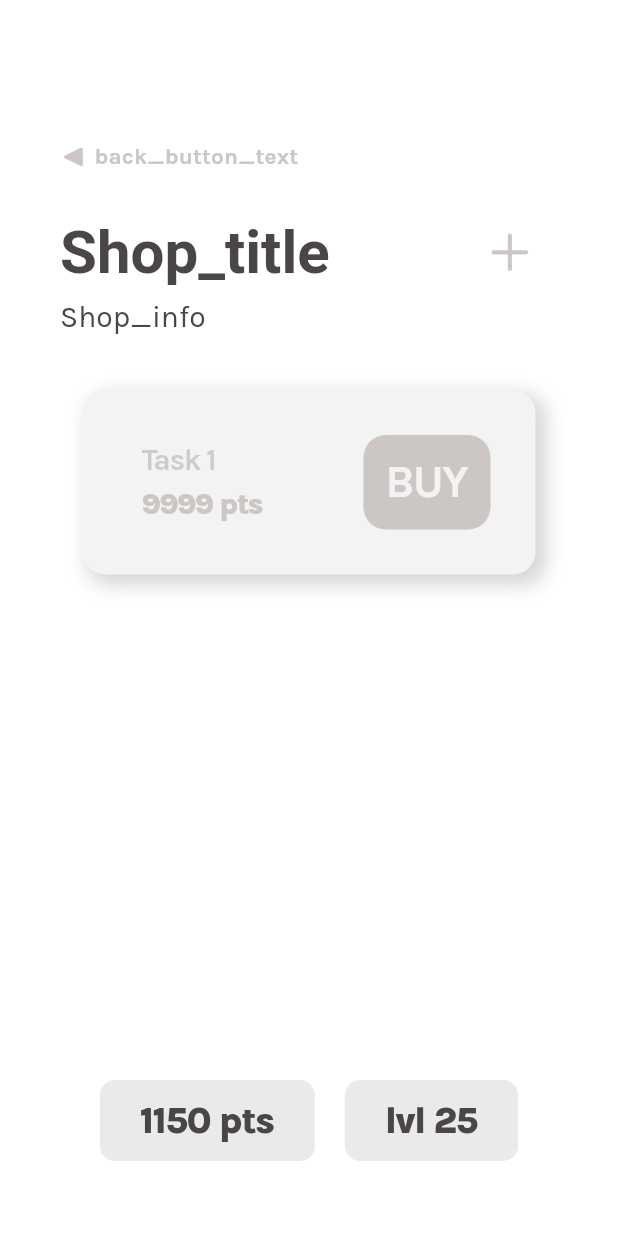
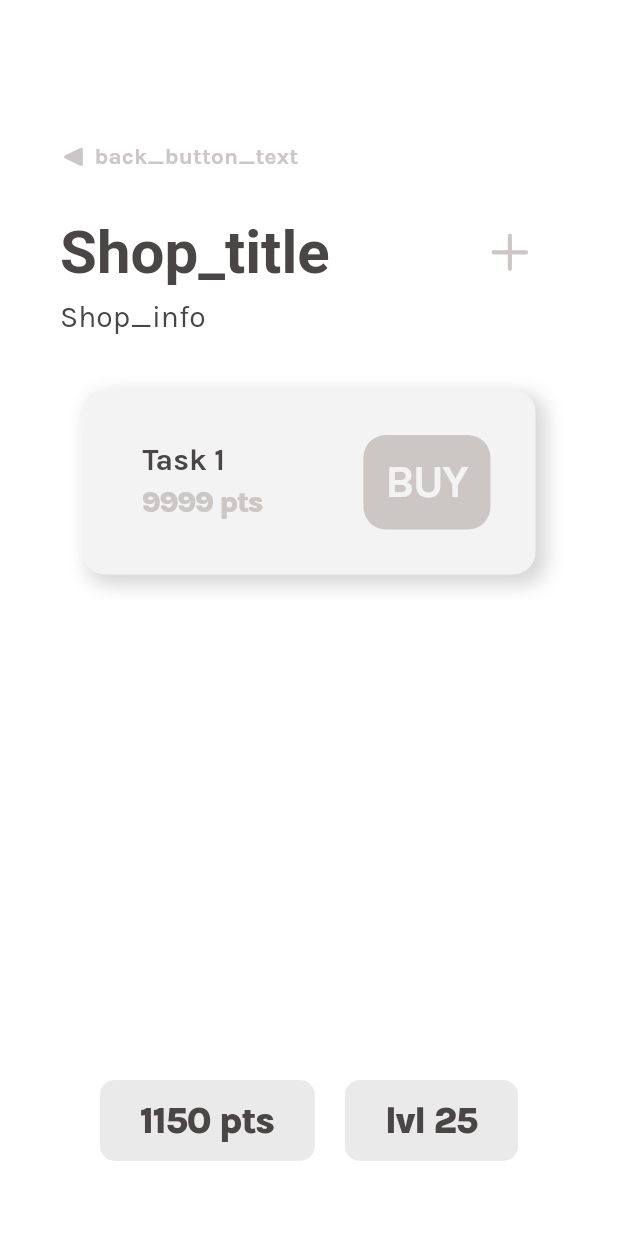
Before and after one commit to iloveproggen/relatee-frontend, a Flutter app: the ShopView screen opened directly with empty values, on a phone screen of 412 x 824 dp. Run offline on Flutter 3.47's test engine with Material 3 defaults, Android fonts, the phone set to English and light mode, and no system bars; our stand-ins replace flutter_svg, get; missing offline and left inert: postgres; Roboto replaces fonts that are missing (Sedan).

Commit message:
implemented dark mode in shop

```diff
--- a/frontend_v1/lib/shop.dart
+++ b/frontend_v1/lib/shop.dart
@@ -219,12 +219,7 @@ class ItemCard extends StatelessWidget {
                   constraints: const BoxConstraints(maxWidth: 150),
                   child: Text(
                     taskName,
-                    style: TextStyle(
-                      color: Theme.of(context).colorScheme.secondary,
-                      fontSize: 20,
-                      fontFamily: 'Karla',
-                      fontWeight: FontWeight.bold,
-                    ),
+                    style: Theme.of(context).textTheme.bodySmall?.copyWith(fontWeight: FontWeight.bold)
                   ),
                 ),
                 Text(
@@ -245,7 +240,7 @@ class ItemCard extends StatelessWidget {
                   borderRadius: const BorderRadius.all(Radius.circular(15)),
                   color: colMid,
                 ),
-                child: const Padding(
+                child: Padding(
                   padding:
                       EdgeInsets.only(top: 10, bottom: 10, left: 15, right: 15),
                   child: Align(
@@ -256,7 +251,7 @@ class ItemCard extends StatelessWidget {
                           fontFamily: "Karla",
                           fontSize: 30,
                           fontWeight: FontWeight.bold,
-                          color: Color.fromARGB(255, 243, 243, 243)),
+                          color: Theme.of(context).colorScheme.background),
                     ),
                   ),
                 )),
```
Also changed, not shown: frontend_v1/lib/settings.dart (+4 -5 lines).
